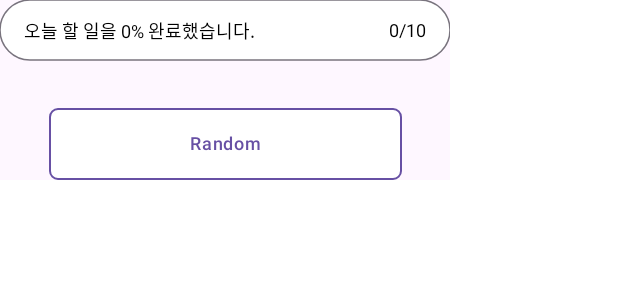
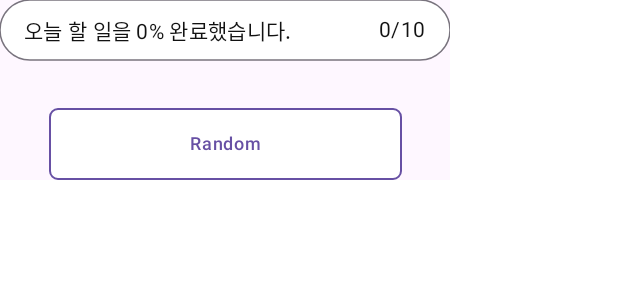
Before and after one commit to heegun0707/DoItNow, an Android app built with Jetpack Compose: the @Preview function ProgressBarPreviews, on a phone screen of 412 x 824 dp. Shown: the top 300 px of the screen. Run offline under Robolectric (Android 15) with nearby library versions, the phone set to English and light mode, and no system bars.

Commit message:
chore: update progressbar typography

```diff
--- a/app/src/main/java/org/choleemduo/doitnow/ui/components/CustomProgressBar.kt
+++ b/app/src/main/java/org/choleemduo/doitnow/ui/components/CustomProgressBar.kt
@@ -24,9 +24,11 @@ import androidx.compose.ui.graphics.Color
 import androidx.compose.ui.graphics.drawscope.DrawScope
 import androidx.compose.ui.graphics.drawscope.Fill
 import androidx.compose.ui.graphics.drawscope.Stroke
+import androidx.compose.ui.text.font.FontWeight
 import androidx.compose.ui.tooling.preview.Preview
 import androidx.compose.ui.unit.dp
 import androidx.compose.ui.unit.sp
+import org.choleemduo.doitnow.ui.theme.BlackText
 import kotlin.random.Random
 
 @Composable
@@ -48,18 +50,18 @@ fun BaseProgressBar(
         leadingText?.let {
             Text(
                 text = leadingText,
-                modifier = Modifier
-                    .padding(start = 16.dp),
-                fontSize = 12.sp
+                modifier = Modifier.padding(start = 16.dp),
+                color = BlackText,
+                style = MaterialTheme.typography.bodyMedium
             )
         }
         trailingText?.let {
             Text(
                 text = trailingText,
                 modifier = Modifier
-                    .align(Alignment.CenterEnd)
-                    .padding(end = 16.dp),
-                fontSize = 12.sp
+                    .align(Alignment.CenterEnd).padding(end = 16.dp),
+                color = BlackText,
+                style = MaterialTheme.typography.bodyMedium
             )
         }
     }
@@ -114,7 +116,7 @@ fun ProgressBarPreviews() {
         val progress = (random * 10).toInt()
         BaseProgressBar(
             progressValue = random,
-            leadingText = "오늘 할 일을 ${progress * 100}% 완료했습니다.",
+            leadingText = "오늘 할 일을 ${progress * 10}% 완료했습니다.",
             trailingText = "$progress/10"
         )
 
--- a/app/src/main/java/org/choleemduo/doitnow/ui/theme/Theme.kt
+++ b/app/src/main/java/org/choleemduo/doitnow/ui/theme/Theme.kt
@@ -57,7 +57,7 @@ fun DoItNowTheme(
 
     MaterialTheme(
         colorScheme = colorScheme,
-        typography = Typography,
+        typography = CustomTypography,
         content = content
     )
 }
--- a/app/src/main/java/org/choleemduo/doitnow/ui/theme/Type.kt
+++ b/app/src/main/java/org/choleemduo/doitnow/ui/theme/Type.kt
@@ -18,7 +18,7 @@ val BaseTextStyle = TextStyle(
     fontWeight = FontWeight.Normal
 )
 
-val Typography = Typography(
+val CustomTypography = Typography(
     displayLarge = BaseTextStyle.copy(
         fontSize = 24.sp,
         lineHeight = 36.sp
@@ -39,6 +39,7 @@ val Typography = Typography(
         fontSize = 10.sp
     ),
     labelLarge = BaseTextStyle.copy(
+        fontWeight = FontWeight.Bold,
         fontSize = 16.sp
     ),
     labelMedium = BaseTextStyle.copy(
```
